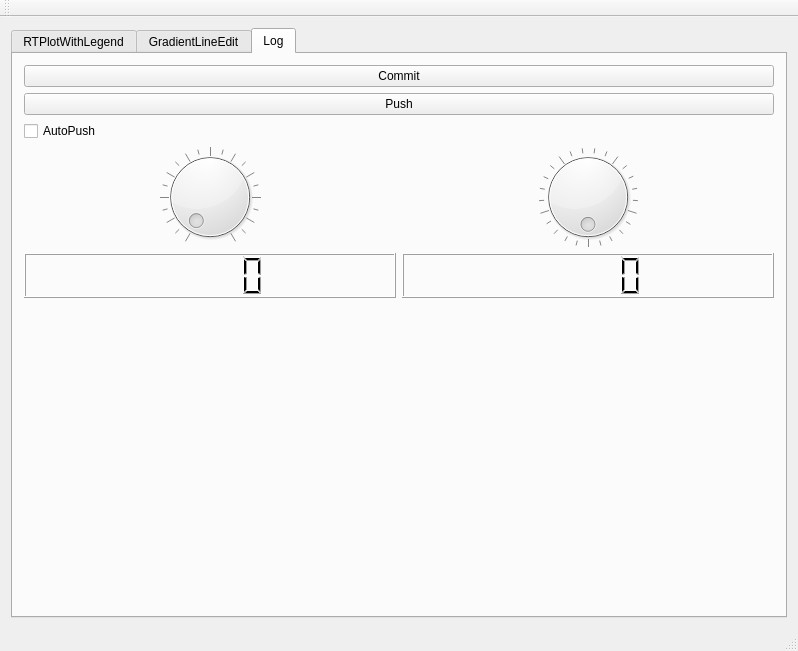
First picture: the form in mainwindow.ui, repository koshi8bit/lib, before the edit.
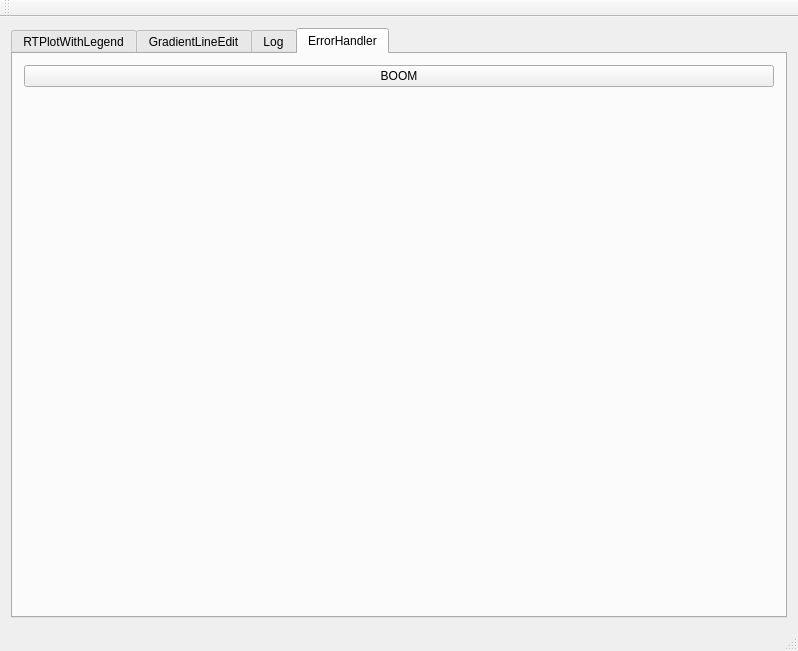
Second picture: the form after the edit. Custom widgets are drawn as their Qt base class.

Commit message: ErrorHandler save and show ok

The edit to the form file:
```diff
--- a/mainwindow.ui
+++ b/mainwindow.ui
@@ -18,7 +18,7 @@
     <item>
      <widget class="QTabWidget" name="tabWidget">
       <property name="currentIndex">
-       <number>2</number>
+       <number>3</number>
       </property>
       <widget class="QWidget" name="tab">
        <attribute name="title">
@@ -190,6 +190,33 @@
         </item>
        </layout>
       </widget>
+      <widget class="QWidget" name="tab_4">
+       <attribute name="title">
+        <string>ErrorHandler</string>
+       </attribute>
+       <layout class="QVBoxLayout" name="verticalLayout_5">
+        <item>
+         <widget class="QPushButton" name="pushButton">
+          <property name="text">
+           <string>BOOM</string>
+          </property>
+         </widget>
+        </item>
+        <item>
+         <spacer name="verticalSpacer_3">
+          <property name="orientation">
+           <enum>Qt::Vertical</enum>
+          </property>
+          <property name="sizeHint" stdset="0">
+           <size>
+            <width>20</width>
+            <height>40</height>
+           </size>
+          </property>
+         </spacer>
+        </item>
+       </layout>
+      </widget>
      </widget>
     </item>
    </layout>
```
The commit also changes 5 other files.
